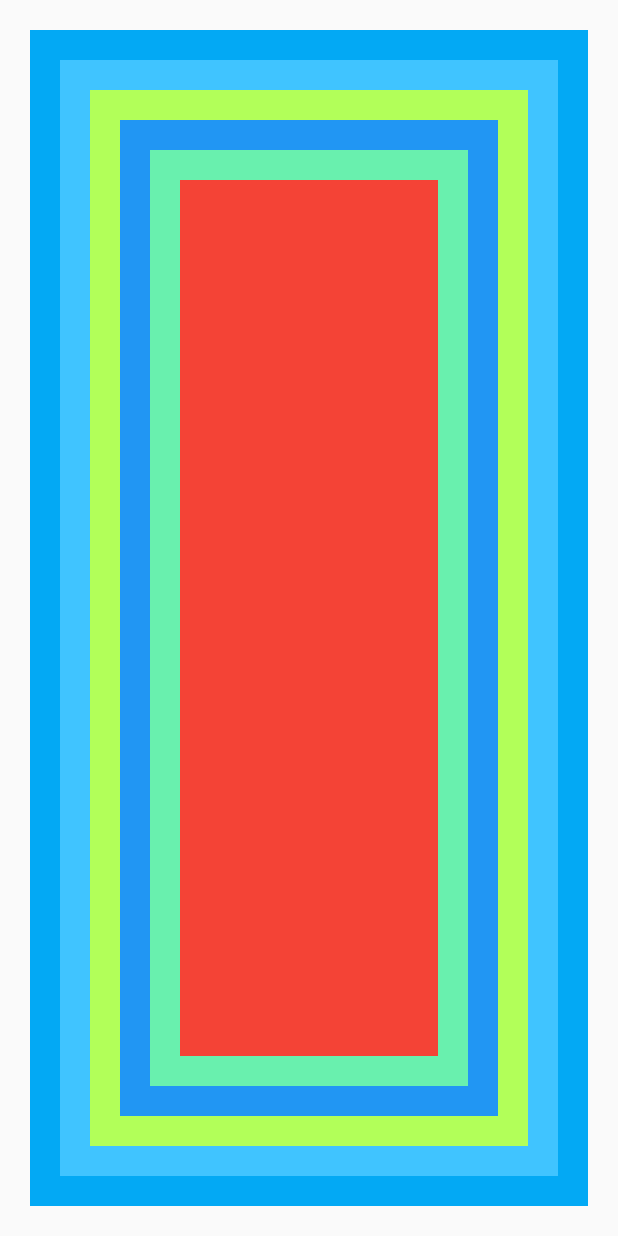
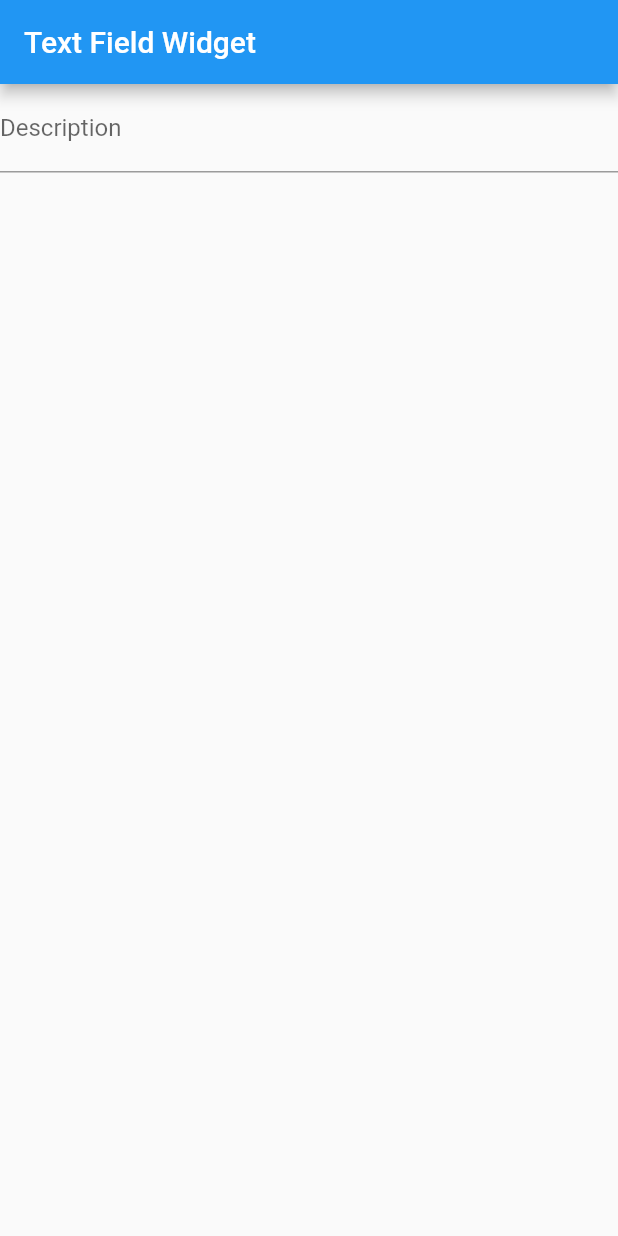
Before and after one commit to medsedki/First-Flutter-App, a Flutter app: the screen it shows after launch, on a phone screen of 412 x 824 dp. Run offline on Flutter 3.47's test engine with Material 2 defaults, Android fonts, the phone set to English and light mode, and no system bars.

Commit message:
Working with Text Field Widget

```diff
--- a/lib/main.dart
+++ b/lib/main.dart
@@ -49,7 +49,10 @@ void main() {
   //runApp(new MaterialApp(home: new containerWidget()));
 
   //Container Widget and outside method
-  runApp(new containerWidgetsFromOClass());
+  //runApp(new containerWidgetsFromOClass());
+
+  //Test the Text Field Widget
+  runApp(new MaterialApp(home: new ApplicationTextField()));
 }
 
 class MyApp extends StatelessWidget {
@@ -605,7 +608,6 @@ Widget _methodcustom() {
   );
 }
 
-
 //Container Widget imported from other class
 class containerWidgetsFromOClass extends StatelessWidget {
   @override
@@ -617,3 +619,48 @@ class containerWidgetsFromOClass extends StatelessWidget {
     );
   }
 }
+
+//Test the Text Field Widget
+class ApplicationTextField extends StatefulWidget {
+  @override
+  _ApplicationStateTextField createState() => new _ApplicationStateTextField();
+}
+
+class _ApplicationStateTextField extends State<ApplicationTextField> {
+  String ptext = '';
+
+  Widget build(BuildContext context) {
+    return new MaterialApp(
+        title: "Text Field Widget",
+        home: new Scaffold(
+          appBar: new AppBar(
+            backgroundColor: Colors.blue,
+            title: new Text("Text Field Widget"),
+          ),
+            body: new Column(
+              children: <Widget>[
+                new TextField(
+                  //when you're typing
+                    /*onChanged: (String tval) {
+                      setState(() {
+                        ptext = tval;
+                      });
+                    }*/
+
+                  //when you finish and confirm your text
+                    onSubmitted: (String txt) {
+                      setState(() {
+                        ptext = txt;
+                      });
+                    },
+
+                  decoration: new InputDecoration(hintText: "Type something", labelText: "Description")
+
+                ),
+                new Text(ptext)
+              ],
+            )
+        )
+    );
+  }
+}
```
Also changed, not shown: images/text_field.png (added), 1 other file.
